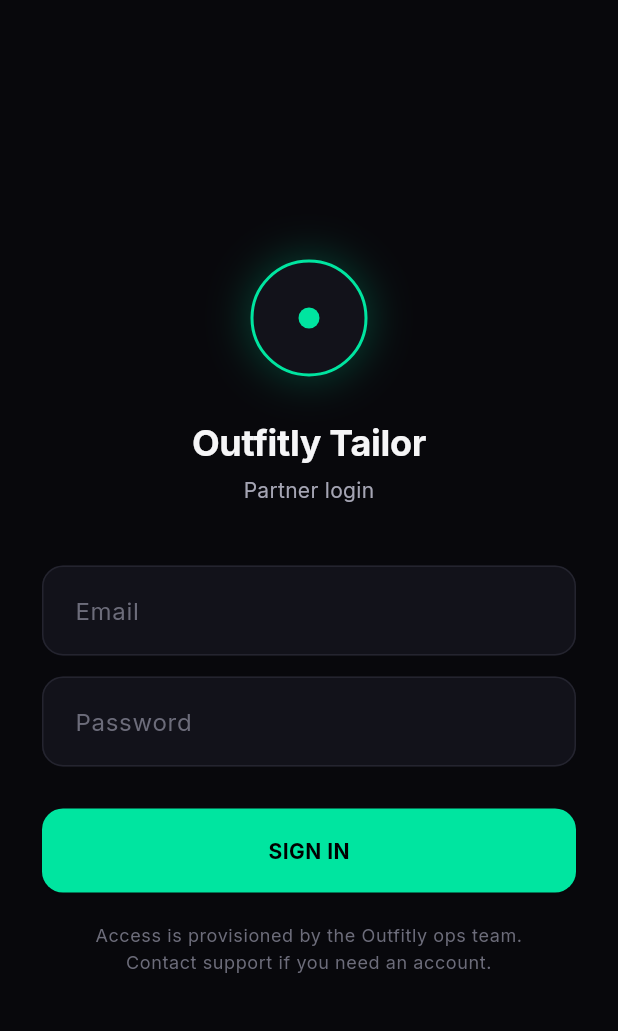
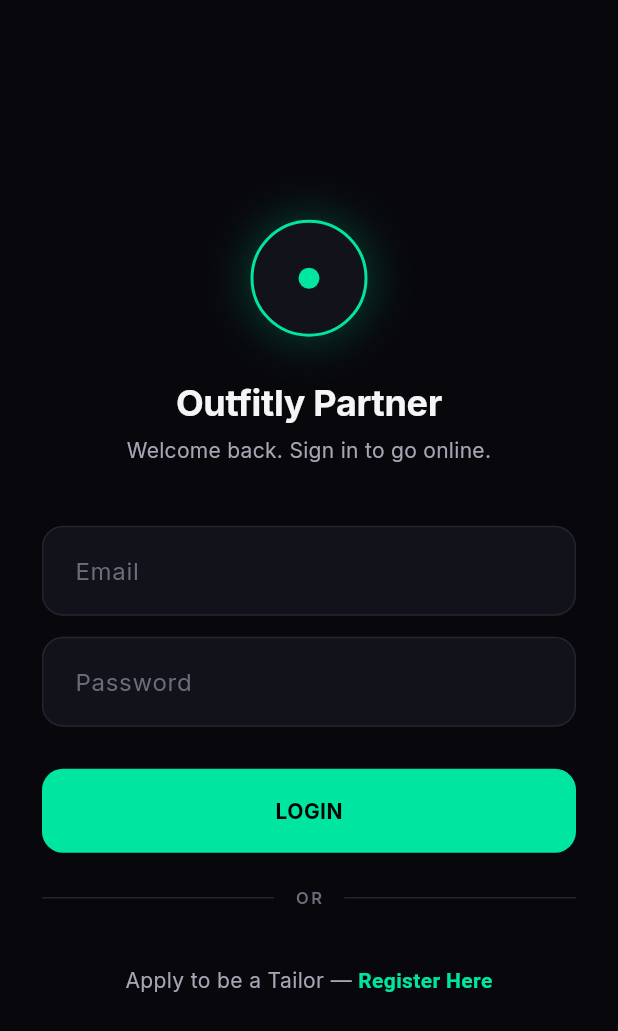
Before and after one commit to saksham1408/outfitly_tailor, a Flutter app: the screen it shows after launch, on a phone screen of 412 x 824 dp. Shown: the top 1031 px of the screen. Run offline on Flutter 3.47's test engine with Material 3 defaults, Android fonts, the phone set to English and light mode, and no system bars; our stand-ins replace flutter_dotenv, go_router, google_fonts, supabase_flutter; accounts and stored records are empty.

Commit message:
feat: implemented tailor registration and login flow with Supabase auth and profile data storage
Co-Authored-By: Claude Opus 4.7 <noreply@anthropic.com>

```diff
--- a/lib/core/router/app_router.dart
+++ b/lib/core/router/app_router.dart
@@ -2,6 +2,7 @@ import 'package:flutter/widgets.dart';
 import 'package:go_router/go_router.dart';
 
 import '../../features/auth/presentation/login_screen.dart';
+import '../../features/auth/presentation/register_screen.dart';
 import '../../features/radar/domain/tailor_appointment.dart';
 import '../../features/radar/presentation/active_job_screen.dart';
 import '../../features/radar/presentation/radar_screen.dart';
@@ -9,29 +10,47 @@ import '../network/supabase_client.dart';
 
 /// App-wide route configuration.
 ///
-/// A deliberately tiny graph — Partners only ever see three surfaces:
-///   * `/login`    — email + password entry (no self sign-up)
-///   * `/radar`    — listening dashboard (the home screen)
+/// A deliberately tiny graph — Partners see four surfaces:
+///   * `/login`     — returning-partner sign-in
+///   * `/register`  — self-serve partner application form
+///   * `/radar`     — listening dashboard (the home screen)
 ///   * `/active-job` — after accepting a request
 ///
 /// The `redirect` callback is the auth gate. It runs on every route
-/// change and bounces signed-out users to `/login`, plus bounces
-/// already-signed-in users away from `/login` back onto the radar.
-/// That means the app never needs to check auth state inside a screen
-/// — by the time a screen mounts, the session has been validated.
+/// change (including cold launch) and handles session persistence for
+/// us:
+///
+///   * Cold launch with a persisted Supabase session → we start at
+///     `/radar` (the [initialLocation]) and the redirect lets us
+///     through unchanged.
+///   * Cold launch with NO session → the redirect intercepts and
+///     punts us to `/login`.
+///   * Signing in (or registering) creates a session; the redirect
+///     bounces `/login` and `/register` back to `/radar` so the
+///     authenticated user never sees the auth screens again until
+///     they log out.
+///
+/// Supabase's Flutter SDK rehydrates the session from disk before
+/// `runApp()` completes (we `await Supabase.initialize(...)` in
+/// main), so `currentSession` is authoritative on the very first
+/// redirect call.
 abstract final class AppRouter {
   static final GlobalKey<NavigatorState> _rootNavigatorKey =
       GlobalKey<NavigatorState>();
+
+  /// Public auth surfaces — reachable without a session.
+  static const _publicPaths = <String>{'/login', '/register'};
 
   static final GoRouter router = GoRouter(
     navigatorKey: _rootNavigatorKey,
     initialLocation: '/radar',
     redirect: (context, state) {
       final loggedIn = AppSupabase.client.auth.currentSession != null;
-      final onLogin = state.matchedLocation == '/login';
+      final path = state.matchedLocation;
+      final onPublic = _publicPaths.contains(path);
 
-      if (!loggedIn && !onLogin) return '/login';
-      if (loggedIn && onLogin) return '/radar';
+      if (!loggedIn && !onPublic) return '/login';
+      if (loggedIn && onPublic) return '/radar';
       return null;
     },
     routes: [
@@ -39,6 +58,11 @@ abstract final class AppRouter {
         path: '/login',
         name: 'login',
         builder: (_, _) => const LoginScreen(),
+      ),
+      GoRoute(
+        path: '/register',
+        name: 'register',
+        builder: (_, _) => const RegisterScreen(),
       ),
       GoRoute(
         path: '/radar',
--- a/lib/features/auth/presentation/login_screen.dart
+++ b/lib/features/auth/presentation/login_screen.dart
@@ -2,15 +2,16 @@ import 'package:flutter/material.dart';
 import 'package:go_router/go_router.dart';
 import 'package:supabase_flutter/supabase_flutter.dart';
 
-import '../../../core/network/supabase_client.dart';
 import '../../../core/theme/app_theme.dart';
+import '../data/auth_service.dart';
 
 /// Tailor-Partner login.
 ///
-/// Deliberately minimal and deliberately has NO sign-up flow: Partners
-/// are provisioned by Outfitly ops (we vet tailors before they can
-/// accept dispatches). An unknown email hitting this screen gets a
-/// standard "invalid credentials" error and bounces off.
+/// Entry point into the Partner app. Tailors authenticate with the
+/// email + password they set during registration; on success the
+/// Supabase session is persisted and the router's redirect gate
+/// forwards them to `/radar`. Users without an account tap the
+/// "Apply to be a Tailor" link at the bottom to hop onto `/register`.
 class LoginScreen extends StatefulWidget {
   const LoginScreen({super.key});
 
@@ -22,6 +23,7 @@ class _LoginScreenState extends State<LoginScreen> {
   final _formKey = GlobalKey<FormState>();
   final _emailController = TextEditingController();
   final _passwordController = TextEditingController();
+  final _auth = AuthService();
 
   bool _submitting = false;
   String? _errorText;
@@ -43,13 +45,11 @@ class _LoginScreenState extends State<LoginScreen> {
     });
 
     try {
-      await AppSupabase.client.auth.signInWithPassword(
-        email: _emailController.text.trim(),
+      await _auth.login(
+        email: _emailController.text,
         password: _passwordController.text,
       );
       if (!mounted) return;
-      // GoRouter's redirect gate sees the new session and sends us
-      // forward to /radar automatically — we just nudge it.
       context.go('/radar');
     } on AuthException catch (e) {
       if (!mounted) return;
@@ -81,7 +81,7 @@ class _LoginScreenState extends State<LoginScreen> {
                     const _BrandMark(),
                     const SizedBox(height: 28),
                     Text(
-                      'Outfitly Tailor',
+                      'Outfitly Partner',
                       textAlign: TextAlign.center,
                       style: text.headlineSmall?.copyWith(
                         fontWeight: FontWeight.w700,
@@ -90,7 +90,7 @@ class _LoginScreenState extends State<LoginScreen> {
                     ),
                     const SizedBox(height: 6),
                     Text(
-                      'Partner login',
+                      'Welcome back. Sign in to go online.',
                       textAlign: TextAlign.center,
                       style: text.bodyMedium?.copyWith(
                         color: AppColors.textSecondary,
@@ -110,7 +110,9 @@ class _LoginScreenState extends State<LoginScreen> {
                         if (v == null || v.trim().isEmpty) {
                           return 'Enter your email';
                         }
-                        if (!v.contains('@')) return 'Enter a valid email';
+                        if (!v.contains('@') || !v.contains('.')) {
+                          return 'Enter a valid email';
+                        }
                         return null;
                       },
                     ),
@@ -138,6 +140,8 @@ class _LoginScreenState extends State<LoginScreen> {
                       ),
                     ],
                     const SizedBox(height: 28),
+                    // High-contrast primary CTA. Theme already sizes it
+                    // at 56dp — the visual anchor of the screen.
                     ElevatedButton(
                       onPressed: _submitting ? null : _handleLogin,
                       child: _submitting
@@ -151,15 +155,41 @@ class _LoginScreenState extends State<LoginScreen> {
                                 ),
                               ),
                             )
-                          : const Text('SIGN IN'),
+                          : const Text('LOGIN'),
                     ),
-                    const SizedBox(height: 20),
-                    Text(
-                      'Access is provisioned by the Outfitly ops team.\nContact support if you need an account.',
-                      textAlign: TextAlign.center,
-                      style: text.bodySmall?.copyWith(
-                        color: AppColors.textTertiary,
-                        height: 1.5,
+                    const SizedBox(height: 22),
+                    _DividerWithLabel(label: 'or'),
+                    const SizedBox(height: 22),
+                    // Secondary CTA — routes into the self-serve
+                    // registration flow. Worded as "Apply" so partners
+                    // understand there's a vetting step (even if, for
+                    // the MVP, registration is open).
+                    TextButton(
+                      onPressed: _submitting
+                          ? null
+                          : () => context.push('/register'),
+                      style: TextButton.styleFrom(
+                        padding: const EdgeInsets.symmetric(vertical: 14),
+                        foregroundColor: AppColors.accent,
+                      ),
+                      child: RichText(
+                        textAlign: TextAlign.center,
+                        text: TextSpan(
+                          style: text.bodyMedium?.copyWith(
+                            color: AppColors.textSecondary,
+                            height: 1.5,
+                          ),
+                          children: [
+                            const TextSpan(text: 'Apply to be a Tailor — '),
+                            TextSpan(
+                              text: 'Register Here',
+                              style: TextStyle(
+                                color: AppColors.accent,
+                                fontWeight: FontWeight.w700,
+                              ),
+                            ),
+                          ],
+                        ),
                       ),
                     ),
                   ],
@@ -210,3 +240,33 @@ class _BrandMark extends StatelessWidget {
     );
   }
 }
+
+/// Horizontal rule with a centre label — visually separates the
+/// primary CTA from the secondary register link so neither steals
+/// focus from the other.
+class _DividerWithLabel extends StatelessWidget {
+  const _DividerWithLabel({required this.label});
+
+  final String label;
+
+  @override
+  Widget build(BuildContext context) {
+    return Row(
+      children: [
+        const Expanded(child: Divider(color: AppColors.divider, height: 1)),
+        Padding(
+          padding: const EdgeInsets.symmetric(horizontal: 14),
+          child: Text(
+            label.toUpperCase(),
+            style: Theme.of(context).textTheme.labelSmall?.copyWith(
+                  color: AppColors.textTertiary,
+                  letterSpacing: 1.6,
+                  fontWeight: FontWeight.w600,
+                ),
+          ),
+        ),
+        const Expanded(child: Divider(color: AppColors.divider, height: 1)),
+      ],
+    );
+  }
+}
```
Also changed, not shown: lib/features/auth/data/auth_service.dart (added, +100 -0 lines), lib/features/auth/presentation/register_screen.dart (added, +360 -0 lines), 3 other files.
